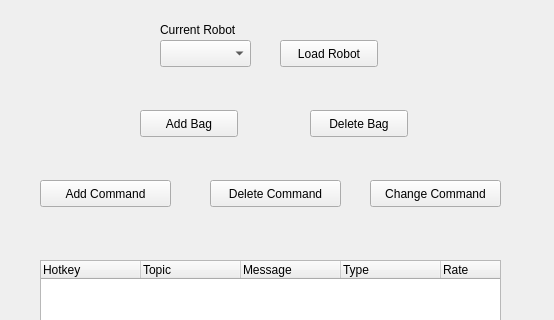
Before: the Qt Designer form src/the_teleop/MyPlugin.ui in NuenoB/TheTeleop, drawn with Qt 5; both pictures show x 0 to 554 and y 0 to 320 of the 554 by 611 pixel window.
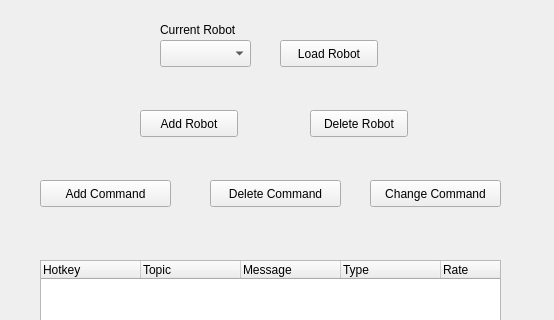
After: the same form once the commit is applied.

Patch:
```diff
--- a/src/the_teleop/MyPlugin.ui
+++ b/src/the_teleop/MyPlugin.ui
@@ -72,7 +72,7 @@
     </rect>
    </property>
    <property name="text">
-    <string>Add Bag</string>
+    <string>Add Robot</string>
    </property>
   </widget>
   <widget class="QPushButton" name="Delete_Bag">
@@ -85,7 +85,7 @@
     </rect>
    </property>
    <property name="text">
-    <string>Delete Bag</string>
+    <string>Delete Robot</string>
    </property>
   </widget>
   <widget class="QPushButton" name="LoadConfig">
```
Left out of the diff: 4 changed lines with no effect on the pictures.
